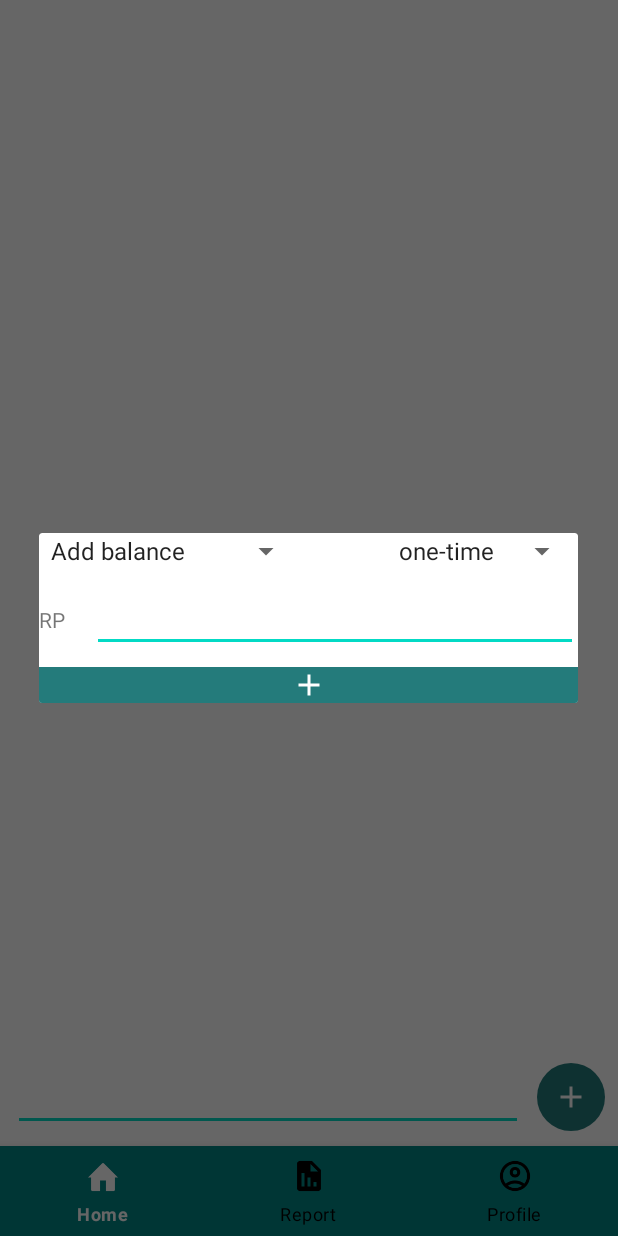
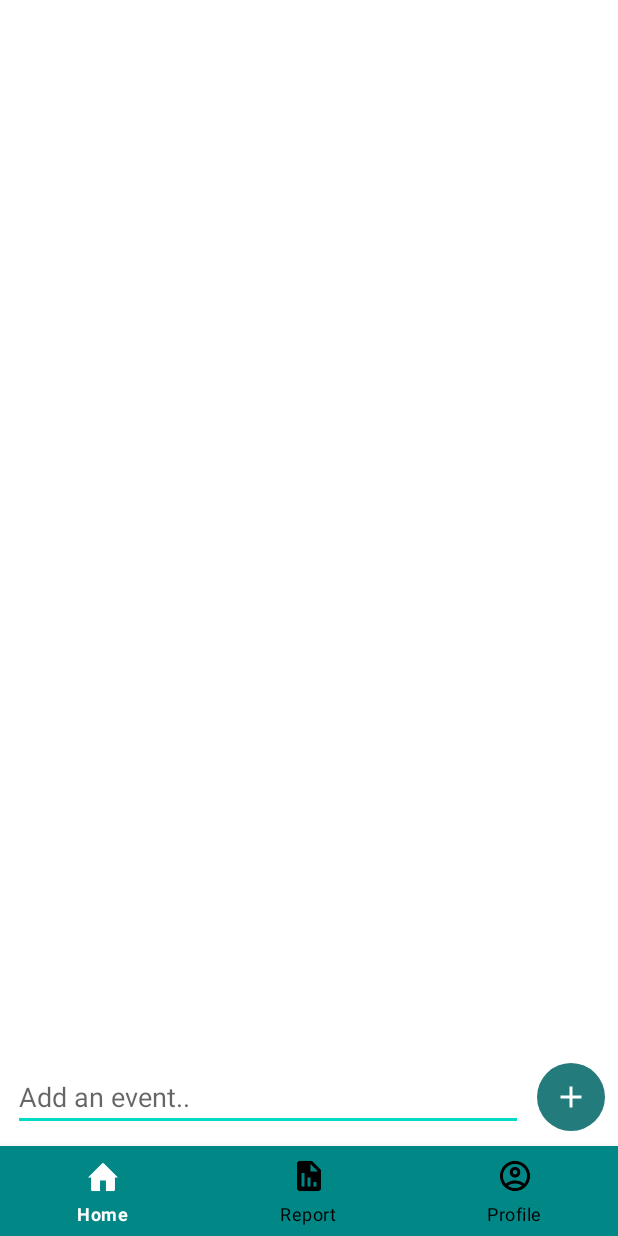
Before and after one commit to Styfh/Wall-Y, an Android app: the screen it shows after launch (MainActivity), after a tap on an icon or button, on a phone screen of 412 x 824 dp. Run offline under Robolectric (Android 15) with nearby library versions, the phone set to English and light mode, and no system bars.

Commit message:
minor style adjustments, implemented event name validation before showing dialog

```diff
--- a/app/src/main/java/com/example/wall_y/MainActivity.java
+++ b/app/src/main/java/com/example/wall_y/MainActivity.java
@@ -8,13 +8,18 @@ import android.app.AlertDialog;
 import android.content.DialogInterface;
 import android.content.Intent;
 import android.os.Bundle;
+import android.os.Debug;
+import android.text.Editable;
+import android.text.TextWatcher;
 import android.util.Log;
 import android.view.LayoutInflater;
 import android.view.MenuItem;
 import android.view.View;
 import android.widget.ArrayAdapter;
+import android.widget.EditText;
 import android.widget.ImageButton;
 import android.widget.Spinner;
+import android.widget.Toast;
 
 import com.google.android.material.bottomnavigation.BottomNavigationView;
 import com.google.android.material.navigation.NavigationBarView;
@@ -30,7 +35,7 @@ public class MainActivity extends AppCompatActivity {
         super.onCreate(savedInstanceState);
         setContentView(R.layout.activity_main);
 
-        // NAVBAR
+        // NAVBAR LOGIC
 
         BottomNavigationView bottomNav = findViewById(R.id.bottomNav);
         bottomNav.setSelectedItemId(R.id.navBtnHome);
@@ -61,7 +66,24 @@ public class MainActivity extends AppCompatActivity {
 
     }
 
-    public void showAddEventDialog(View view){
+    public void handleAddEventRequest(View view){
+
+        // VALIDATE THAT EVENT NAME IS ENTERED BEFORE SHOWING DIALOG
+
+        EditText eventNameField = findViewById(R.id.eventName);
+        String eventName = eventNameField.getText().toString();
+
+        if(eventName.isEmpty()){
+            Toast.makeText(getApplicationContext(), "Please enter the name of the event first", Toast.LENGTH_LONG).show();
+        } else{
+            showAddEventDialog(eventName);
+        }
+
+    }
+
+    public void showAddEventDialog(String eventName){
+
+        // DIALOG INITIALIZATION
 
         AlertDialog.Builder builder = new AlertDialog.Builder(this);
         LayoutInflater inflater = this.getLayoutInflater();
@@ -70,6 +92,8 @@ public class MainActivity extends AppCompatActivity {
 
         builder.setView(dialogView);
         AlertDialog alertDialog = builder.create();
+
+        // SPINNER INITIALIZATION
 
         Spinner balanceOption = dialogView.findViewById(R.id.balanceOption);
         Spinner repeatOption = dialogView.findViewById(R.id.repeatEvent);
@@ -87,6 +111,8 @@ public class MainActivity extends AppCompatActivity {
         balanceOption.setAdapter(balanceOptionAdapter);
         repeatOption.setAdapter(repeatOptionAdapter);
 
+        // ADD BTN INITIALIZATION
+
         ImageButton addButton = dialogView.findViewById(R.id.dialogAddBtn);
 
         addButton.setOnClickListener(new View.OnClickListener() {
@@ -98,6 +124,8 @@ public class MainActivity extends AppCompatActivity {
             }
         });
 
+        // SHOW DIALOG
+
         alertDialog.show();
 
     }
--- a/app/src/main/res/layout/activity_main.xml
+++ b/app/src/main/res/layout/activity_main.xml
@@ -11,6 +11,7 @@
         android:layout_width="340dp"
         android:layout_height="wrap_content"
         android:layout_marginBottom="10dp"
+        android:hint="Add an event.."
         app:layout_constraintBottom_toTopOf="@id/bottomNav"
         app:layout_constraintStart_toStartOf="parent"
         app:layout_constraintEnd_toStartOf="@id/btnAdd"/>
@@ -25,7 +26,7 @@
         app:layout_constraintStart_toEndOf="@id/eventName"
         app:layout_constraintEnd_toEndOf="parent"
         android:layout_marginBottom="10dp"
-        android:onClick="showAddEventDialog"/>
+        android:onClick="handleAddEventRequest"/>
 
     <com.google.android.material.bottomnavigation.BottomNavigationView
         android:id="@+id/bottomNav"
--- a/app/src/main/res/layout/dialog_add_event.xml
+++ b/app/src/main/res/layout/dialog_add_event.xml
@@ -36,7 +36,9 @@
             android:layout_width="0dp"
             android:layout_height="wrap_content"
             android:text="@string/RP"
-            android:layout_weight="1"/>
+            android:layout_weight="1"
+            android:textAlignment="center"
+            android:textColor="@color/black"/>
 
         <EditText
             android:layout_width="0dp"
```
